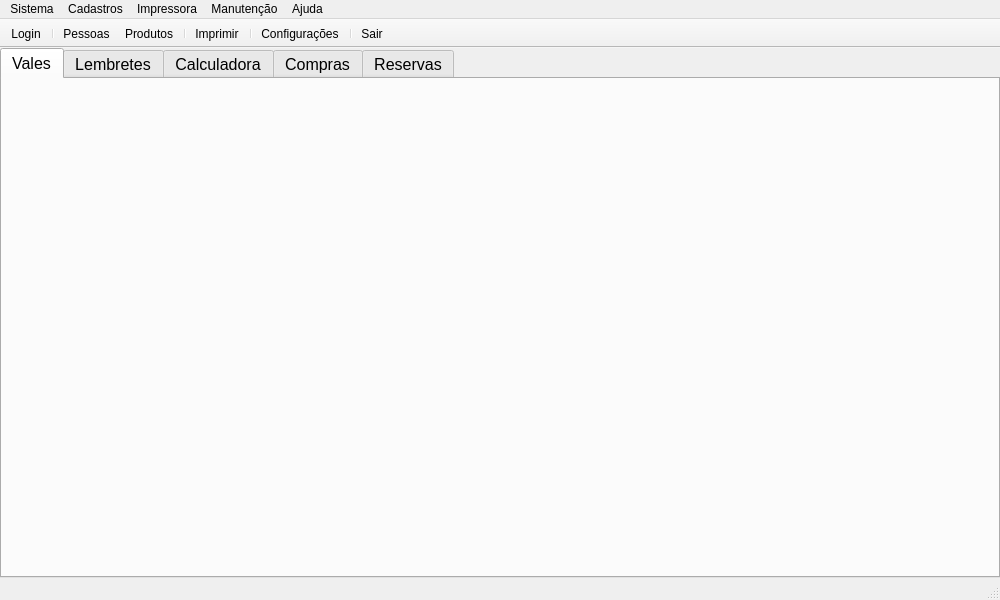
The window that mainwindow.ui (leidensj/BKVale) describes before a commit, drawn with Qt 5.
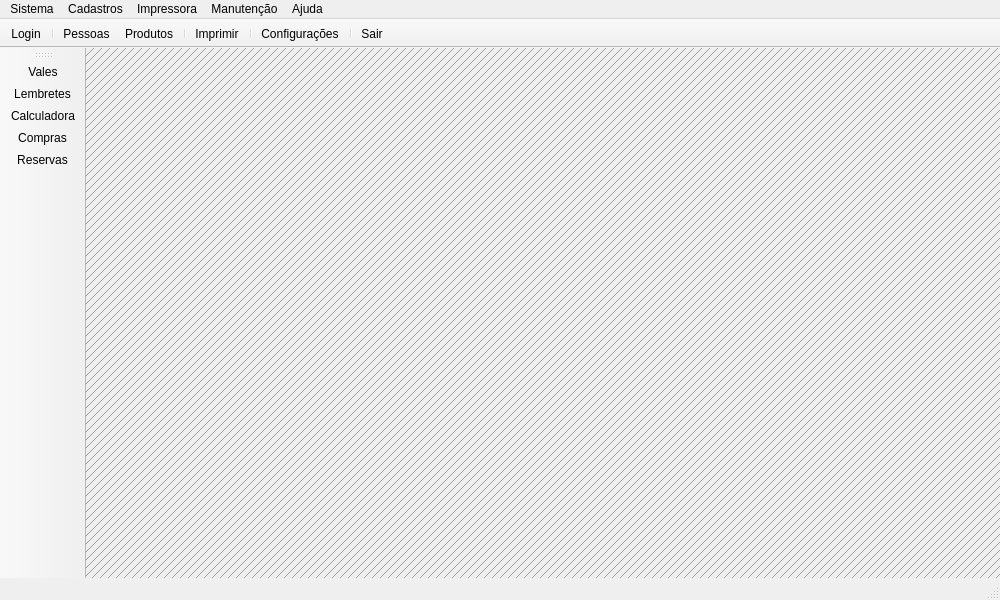
The same window after the commit. Icons and pictures are not drawn.

```diff
--- a/mainwindow.ui
+++ b/mainwindow.ui
@@ -38,89 +38,28 @@
      <number>0</number>
     </property>
     <item>
-     <widget class="QTabWidget" name="tabWidget">
-      <property name="font">
-       <font>
-        <pointsize>12</pointsize>
-       </font>
+     <widget class="QMdiArea" name="mdi">
+      <property name="background">
+       <brush brushstyle="BDiagPattern">
+        <color alpha="255">
+         <red>160</red>
+         <green>160</green>
+         <blue>160</blue>
+        </color>
+       </brush>
       </property>
-      <property name="tabPosition">
-       <enum>QTabWidget::North</enum>
+      <property name="activationOrder">
+       <enum>QMdiArea::StackingOrder</enum>
       </property>
-      <property name="tabShape">
-       <enum>QTabWidget::Rounded</enum>
-      </property>
-      <property name="currentIndex">
-       <number>0</number>
-      </property>
-      <property name="iconSize">
-       <size>
-        <width>24</width>
-        <height>24</height>
-       </size>
-      </property>
-      <property name="elideMode">
-       <enum>Qt::ElideNone</enum>
+      <property name="viewMode">
+       <enum>QMdiArea::SubWindowView</enum>
       </property>
       <property name="documentMode">
        <bool>false</bool>
       </property>
-      <property name="tabsClosable">
+      <property name="tabsMovable">
        <bool>false</bool>
       </property>
-      <property name="movable">
-       <bool>false</bool>
-      </property>
-      <widget class="QWidget" name="tabNotes">
-       <attribute name="icon">
-        <iconset resource="icons.qrc">
-         <normaloff>:/icons/res/note.png</normaloff>:/icons/res/note.png</iconset>
-       </attribute>
-       <attribute name="title">
-        <string>Vales</string>
-       </attribute>
-       <layout class="QVBoxLayout" name="verticalLayout"/>
-      </widget>
-      <widget class="QWidget" name="tabReminder">
-       <attribute name="icon">
-        <iconset resource="icons.qrc">
-         <normaloff>:/icons/res/postit.png</normaloff>:/icons/res/postit.png</iconset>
-       </attribute>
-       <attribute name="title">
-        <string>Lembretes</string>
-       </attribute>
-       <layout class="QVBoxLayout" name="verticalLayout_2"/>
-      </widget>
-      <widget class="QWidget" name="tabCalculator">
-       <attribute name="icon">
-        <iconset resource="icons.qrc">
-         <normaloff>:/icons/res/calculator.png</normaloff>:/icons/res/calculator.png</iconset>
-       </attribute>
-       <attribute name="title">
-        <string>Calculadora</string>
-       </attribute>
-       <layout class="QVBoxLayout" name="verticalLayout_4"/>
-      </widget>
-      <widget class="QWidget" name="tabShop">
-       <attribute name="icon">
-        <iconset resource="icons.qrc">
-         <normaloff>:/icons/res/shop.png</normaloff>:/icons/res/shop.png</iconset>
-       </attribute>
-       <attribute name="title">
-        <string>Compras</string>
-       </attribute>
-       <layout class="QVBoxLayout" name="verticalLayout_5"/>
-      </widget>
-      <widget class="QWidget" name="tabReservation">
-       <attribute name="icon">
-        <iconset resource="icons.qrc">
-         <normaloff>:/icons/res/reservation.png</normaloff>:/icons/res/reservation.png</iconset>
-       </attribute>
-       <attribute name="title">
-        <string>Reservas</string>
-       </attribute>
-       <layout class="QVBoxLayout" name="verticalLayout_6"/>
-      </widget>
      </widget>
     </item>
    </layout>
@@ -216,6 +155,25 @@
    <addaction name="menuConfigura_es"/>
    <addaction name="menuAjuda"/>
   </widget>
+  <widget class="QToolBar" name="toolFunctionality">
+   <property name="windowTitle">
+    <string>toolBar</string>
+   </property>
+   <property name="toolButtonStyle">
+    <enum>Qt::ToolButtonTextUnderIcon</enum>
+   </property>
+   <attribute name="toolBarArea">
+    <enum>LeftToolBarArea</enum>
+   </attribute>
+   <attribute name="toolBarBreak">
+    <bool>false</bool>
+   </attribute>
+   <addaction name="actionNotes"/>
+   <addaction name="actionReminders"/>
+   <addaction name="actionCalculator"/>
+   <addaction name="actionShop"/>
+   <addaction name="actionReservations"/>
+  </widget>
   <action name="actionPrint">
    <property name="icon">
     <iconset resource="icons.qrc">
@@ -378,6 +336,51 @@
     <string>Gerenciar usuários</string>
    </property>
   </action>
+  <action name="actionNotes">
+   <property name="icon">
+    <iconset resource="icons.qrc">
+     <normaloff>:/icons/res/note.png</normaloff>:/icons/res/note.png</iconset>
+   </property>
+   <property name="text">
+    <string>Vales</string>
+   </property>
+  </action>
+  <action name="actionReminders">
+   <property name="icon">
+    <iconset resource="icons.qrc">
+     <normaloff>:/icons/res/postit.png</normaloff>:/icons/res/postit.png</iconset>
+   </property>
+   <property name="text">
+    <string>Lembretes</string>
+   </property>
+  </action>
+  <action name="actionCalculator">
+   <property name="icon">
+    <iconset resource="icons.qrc">
+     <normaloff>:/icons/res/calculator.png</normaloff>:/icons/res/calculator.png</iconset>
+   </property>
+   <property name="text">
+    <string>Calculadora</string>
+   </property>
+  </action>
+  <action name="actionShop">
+   <property name="icon">
+    <iconset resource="icons.qrc">
+     <normaloff>:/icons/res/shop.png</normaloff>:/icons/res/shop.png</iconset>
+   </property>
+   <property name="text">
+    <string>Compras</string>
+   </property>
+  </action>
+  <action name="actionReservations">
+   <property name="icon">
+    <iconset resource="icons.qrc">
+     <normaloff>:/icons/res/reservation.png</normaloff>:/icons/res/reservation.png</iconset>
+   </property>
+   <property name="text">
+    <string>Reservas</string>
+   </property>
+  </action>
  </widget>
  <layoutdefault spacing="6" margin="11"/>
  <resources>
```
